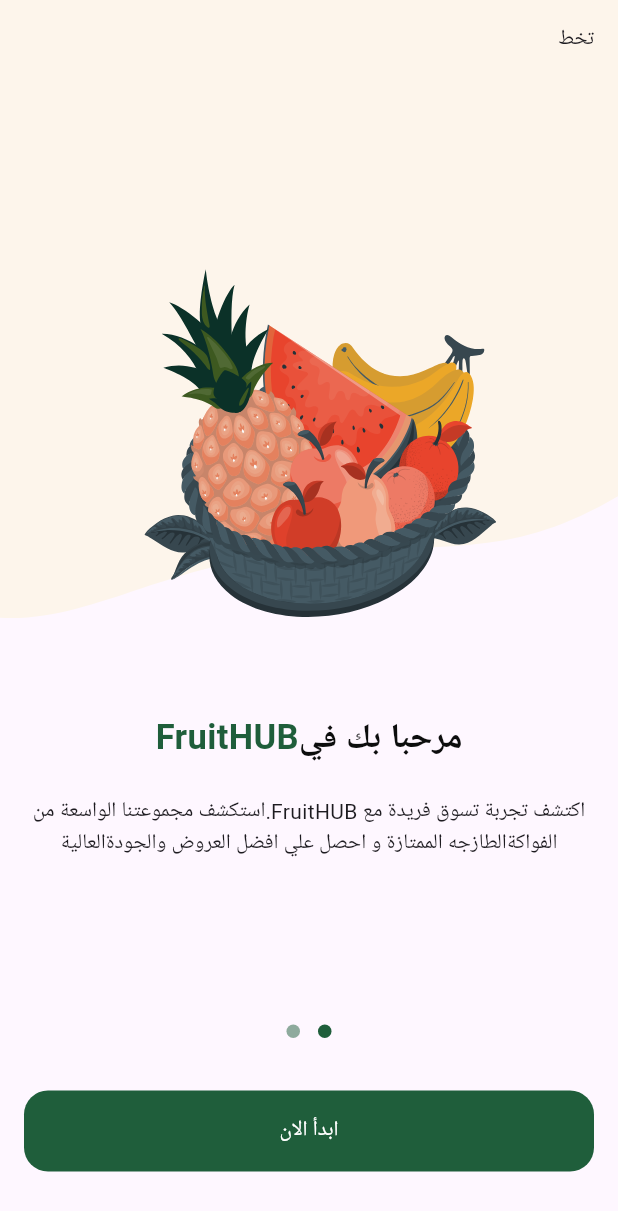
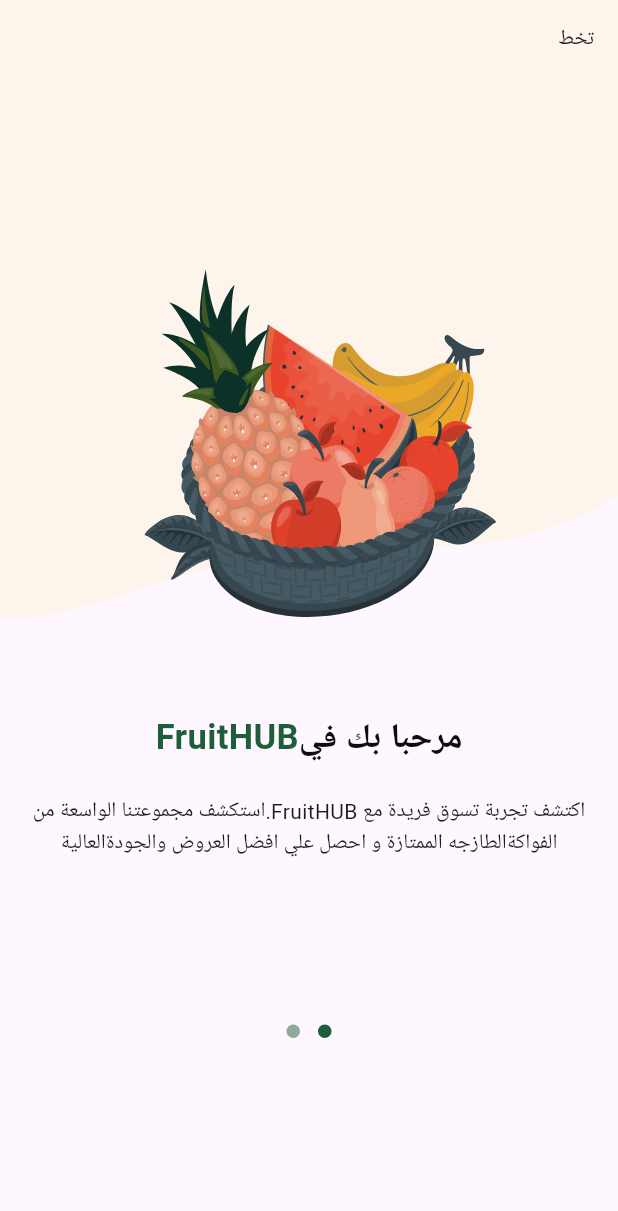
Before and after one commit to nada29348-hash/fruits_hub, a Flutter app: the OnboardingView screen opened by its route, on a phone screen of 412 x 824 dp. Shown: the top 1211 px of the screen. Run offline on Flutter 3.47's test engine with Material 3 defaults, Android fonts, the light colour scheme and no system bars; drawn by our look-alikes of dots_indicator; our stand-ins replace flutter_svg; Roboto replaces fonts that are missing (Cairo).

```diff
--- a/lib/features/onboarding/presentation/views/onboarding_view.dart
+++ b/lib/features/onboarding/presentation/views/onboarding_view.dart
@@ -6,6 +6,6 @@
   static const routeName = 'onboarding';
   @override
   Widget build(BuildContext context) {
-    return const Scaffold(body: SafeArea(child: OnboardingViewBody()));
+    return Scaffold(body: SafeArea(child: OnboardingViewBody()));
   }
 }
--- a/lib/features/onboarding/presentation/views/widgets/onboarding_page_view.dart
+++ b/lib/features/onboarding/presentation/views/widgets/onboarding_page_view.dart
@@ -4,13 +4,17 @@
 import 'package:fruits_e_commerce/features/onboarding/presentation/views/widgets/page_item.dart';
 
 class OnboardingPageView extends StatelessWidget {
-  const OnboardingPageView({super.key});
-
+  const OnboardingPageView({super.key, required this.pageController});
+  final PageController pageController;
   @override
   Widget build(BuildContext context) {
     return PageView(
+      controller: pageController,
       children: [
         PageItem(
+          isVisible:
+              (pageController.hasClients ? pageController.page!.round() : 0) ==
+              0, // true
           image: Assets.imagesFruitBasket,
           backgroundImage: Assets.imagesFruitBasketBackground,
           subtitle:
@@ -53,6 +57,9 @@
         ),
 
         PageItem(
+          isVisible:
+              (pageController.hasClients ? pageController.page!.round() : 0) !=
+              0,
           image: Assets.imagesPineapple,
           backgroundImage: Assets.imagesPinableBackgroundImage,
           subtitle:
--- a/lib/features/onboarding/presentation/views/widgets/onboarding_view_body.dart
+++ b/lib/features/onboarding/presentation/views/widgets/onboarding_view_body.dart
@@ -5,25 +5,56 @@
 import 'package:fruits_e_commerce/core/widgets/custom_button.dart';
 import 'package:fruits_e_commerce/features/onboarding/presentation/views/widgets/onboarding_page_view.dart';
 
-class OnboardingViewBody extends StatelessWidget {
-  const OnboardingViewBody({super.key});
+class OnboardingViewBody extends StatefulWidget {
+  OnboardingViewBody({super.key});
+  @override
+  State<OnboardingViewBody> createState() => _OnboardingViewBodyState();
+}
+
+class _OnboardingViewBodyState extends State<OnboardingViewBody> {
+  @override
+  late PageController pageController;
+  var currentPage = 0;
+  void initState() {
+    pageController = PageController();
+    pageController.addListener(() {
+      currentPage = pageController.page!.round();
+      setState(() {});
+    });
+    ;
+    super.initState();
+  }
 
   @override
+  void dispose() {
+    pageController.dispose();
+    super.dispose();
+  }
+
   Widget build(BuildContext context) {
     return Column(
       children: [
-        Expanded(child: OnboardingPageView()),
+        Expanded(child: OnboardingPageView(pageController: pageController)),
         DotsIndicator(
           dotsCount: 2,
           decorator: DotsDecorator(
             activeColor: AppColors.primaryColor,
-            color: AppColors.primaryColor.withOpacity(0.5),
+            color: currentPage == 1
+                ? AppColors.primaryColor
+                : AppColors.primaryColor.withOpacity(0.5),
           ),
         ),
         SizedBox(height: 29),
-        Padding(
-          padding: const EdgeInsets.symmetric(horizontal: kHorizontalPadding),
-          child: CustomButton(onPressed: () {}, text: 'ابدأ الان'),
+        Visibility(
+          maintainSize: true,
+          maintainAnimation: true,
+          maintainState:
+              true, //دول خاصين لما شيلت البوتن الدوتس نزلت فكدا اتظبطت
+          visible: currentPage == 1 ? true : false,
+          child: Padding(
+            padding: const EdgeInsets.symmetric(horizontal: kHorizontalPadding),
+            child: CustomButton(onPressed: () {}, text: 'ابدأ الان'),
+          ),
         ),
         SizedBox(height: 43),
       ],
--- a/lib/features/onboarding/presentation/views/widgets/page_item.dart
+++ b/lib/features/onboarding/presentation/views/widgets/page_item.dart
@@ -8,10 +8,12 @@
     required this.backgroundImage,
     required this.subtitle,
     required this.title,
+    required this.isVisible,
   });
   final String image, backgroundImage;
   final String subtitle;
   final Widget title;
+  final bool isVisible;
   @override
   Widget build(BuildContext context) {
     return Column(
@@ -30,9 +32,12 @@
                 left: 0,
                 child: SvgPicture.asset(image),
               ),
-              Padding(
-                padding: const EdgeInsets.all(16),
-                child: const Text('تخط'),
+              Visibility(
+                visible: isVisible,
+                child: Padding(
+                  padding: const EdgeInsets.all(16),
+                  child: const Text('تخط'),
+                ),
               ),
             ],
           ),
```
Also changed, not shown: lib/core/utils/app_text_styles.dart (added, +68 -0 lines).
